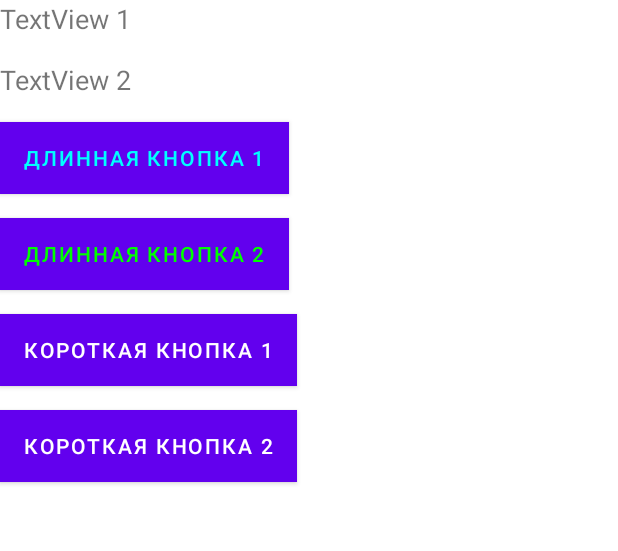
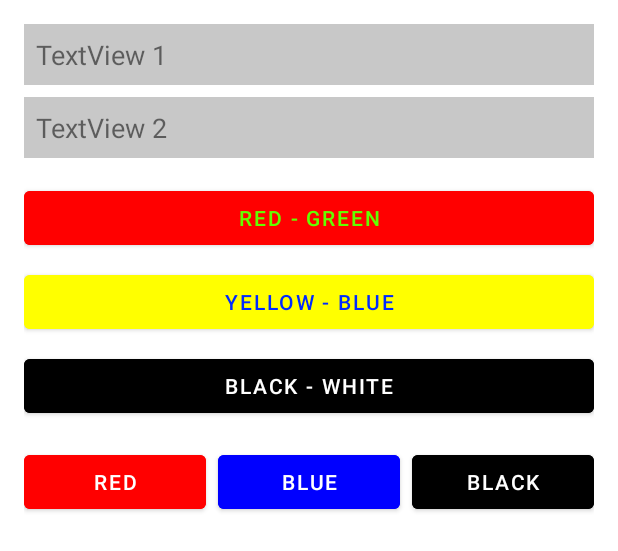
Before and after one commit to V8275/AndroidStudioProjects, an Android app: the layout main_act.xml on its own in the app's theme, with its tools: preview values and no code run, on a phone screen of 412 x 824 dp. Shown: the top 551 px of the screen. Run offline under Robolectric (Android 15) with nearby library versions, the phone set to English and light mode, and no system bars.

Commit message:
added code

```diff
--- a/Lab_3/app/src/main/res/layout/main_act.xml
+++ b/Lab_3/app/src/main/res/layout/main_act.xml
@@ -1,56 +1,92 @@
-<?xml version="1.0" encoding="utf-8"?>
-<LinearLayout xmlns:android="http://schemas.android.com/apk/res/android"
+<LinearLayout
+    xmlns:android="http://schemas.android.com/apk/res/android"
+    android:id="@+id/mainLayout"
+    android:layout_width="match_parent"
+    android:layout_height="match_parent"
     android:orientation="vertical"
-    android:layout_width="match_parent"
-    android:layout_height="match_parent">
+    android:padding="16dp">
 
     <TextView
         android:id="@+id/textView1"
-        android:layout_width="wrap_content"
+        android:layout_width="match_parent"
         android:layout_height="wrap_content"
         android:text="TextView 1"
         android:textSize="18sp"
-        android:layout_marginBottom="16dp"/>
+        android:background="#C8C8C8"
+        android:padding="8dp"
+        android:layout_marginBottom="8dp"/>
 
     <TextView
         android:id="@+id/textView2"
-        android:layout_width="wrap_content"
+        android:layout_width="match_parent"
         android:layout_height="wrap_content"
         android:text="TextView 2"
         android:textSize="18sp"
+        android:background="#C8C8C8"
+        android:padding="8dp"
         android:layout_marginBottom="16dp"/>
 
     <Button
         android:id="@+id/buttonLong1"
-        android:layout_width="wrap_content"
+        android:layout_width="match_parent"
         android:layout_height="wrap_content"
-        android:text="Длинная кнопка 1"
-        android:background="#FFFF00"
-        android:textColor="#00FFFF"
-        android:layout_marginBottom="16dp"/>
+        android:text="Red - Green"
+        android:backgroundTint="#FF0000"
+        android:textColor="#62FF00"
+        android:layout_marginBottom="8dp"/>
 
     <Button
         android:id="@+id/buttonLong2"
-        android:layout_width="wrap_content"
+        android:layout_width="match_parent"
         android:layout_height="wrap_content"
-        android:text="Длинная кнопка 2"
-        android:background="#FF00FF"
-        android:textColor="#00FF00"
+        android:text="Yellow - Blue"
+        android:backgroundTint="#FFFF00"
+        android:textColor="#002AFF"
+        android:layout_marginBottom="8dp"/>
+
+    <Button
+        android:id="@+id/buttonLong3"
+        android:layout_width="match_parent"
+        android:layout_height="wrap_content"
+        android:text="Black - White"
+        android:backgroundTint="#000000"
+        android:textColor="#FFFFFF"
         android:layout_marginBottom="16dp"/>
 
-    <Button
-        android:id="@+id/buttonShort1"
-        android:layout_width="wrap_content"
+    <LinearLayout
+        android:layout_width="match_parent"
         android:layout_height="wrap_content"
-        android:text="Короткая кнопка 1"
-        android:background="#0000FF"
-        android:layout_marginBottom="16dp"/>
+        android:orientation="horizontal"
+        android:gravity="center"
+        android:weightSum="3">
 
-    <Button
-        android:id="@+id/buttonShort2"
-        android:layout_width="wrap_content"
-        android:layout_height="wrap_content"
-        android:text="Короткая кнопка 2"
-        android:background="#FF0000"/>
+        <Button
+            android:id="@+id/buttonShort1"
+            android:layout_width="0dp"
+            android:layout_height="wrap_content"
+            android:text="Red"
+            android:backgroundTint="#FF0000"
+            android:textColor="#FFFFFF"
+            android:layout_weight="1"
+            android:layout_marginRight="8dp"/>
 
+        <Button
+            android:id="@+id/buttonShort2"
+            android:layout_width="0dp"
+            android:layout_height="wrap_content"
+            android:text="Blue"
+            android:backgroundTint="#0000FF"
+            android:textColor="#FFFFFF"
+            android:layout_weight="1"
+            android:layout_marginRight="8dp"/>
+
+        <Button
+            android:id="@+id/buttonShort3"
+            android:layout_width="0dp"
+            android:layout_height="wrap_content"
+            android:text="Black"
+            android:backgroundTint="#000000"
+            android:textColor="#FFFFFF"
+            android:layout_weight="1"/>
+    </LinearLayout>
 </LinearLayout>
```
Also changed, not shown: Lab_3/app/src/main/java/com/example/lab3/Main.java (+84 -1 lines).
